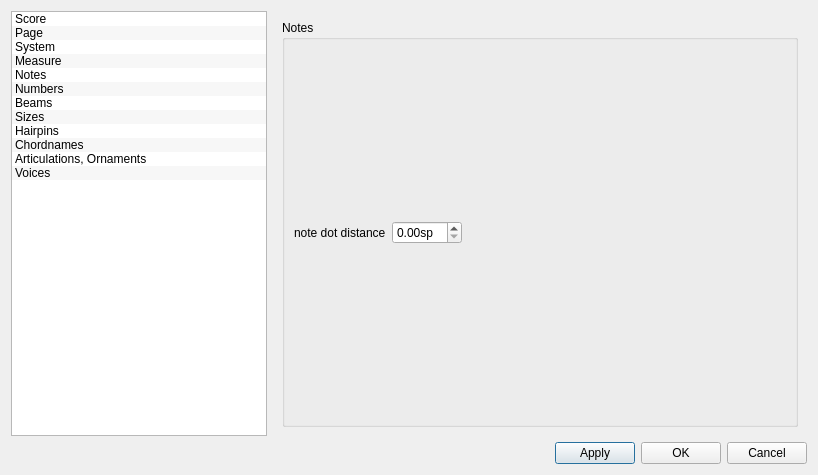
Before: the Qt Designer form mscore/mscore/editstyle.ui in musescore/musescore-old, drawn with Qt 5.
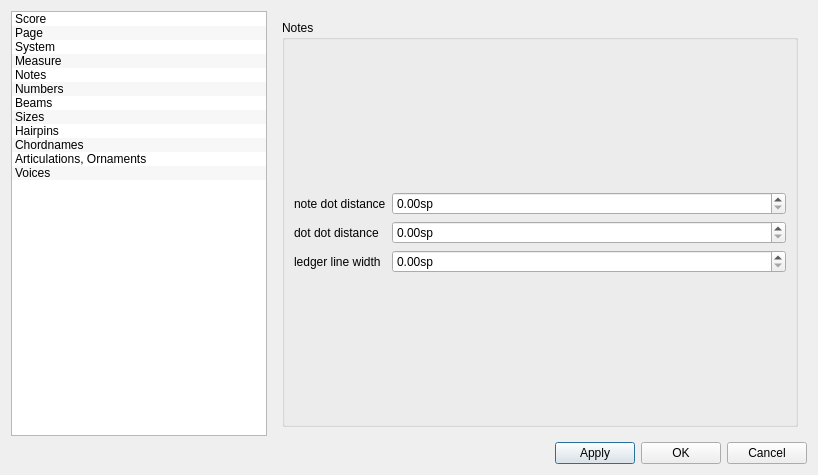
After: the same form once the commit is applied. The open tabs and pages were chosen to show the change.

What changed in the file:
```diff
--- a/mscore/mscore/editstyle.ui
+++ b/mscore/mscore/editstyle.ui
@@ -928,7 +928,7 @@
            </spacer>
           </item>
           <item>
-           <layout class="QGridLayout" name="gridLayout_5" >
+           <layout class="QFormLayout" name="formLayout_4" >
             <item row="0" column="0" >
              <widget class="QLabel" name="label_22" >
               <property name="text" >
@@ -949,18 +949,45 @@
               </property>
              </widget>
             </item>
-            <item row="0" column="2" >
-             <spacer name="horizontalSpacer_2" >
-              <property name="orientation" >
-               <enum>Qt::Horizontal</enum>
+            <item row="1" column="0" >
+             <widget class="QLabel" name="label_23" >
+              <property name="text" >
+               <string>dot dot distance</string>
               </property>
-              <property name="sizeHint" stdset="0" >
-               <size>
-                <width>40</width>
-                <height>20</height>
-               </size>
+             </widget>
+            </item>
+            <item row="1" column="1" >
+             <widget class="QDoubleSpinBox" name="dotDotDistance" >
+              <property name="sizePolicy" >
+               <sizepolicy vsizetype="Fixed" hsizetype="Preferred" >
+                <horstretch>0</horstretch>
+                <verstretch>0</verstretch>
+               </sizepolicy>
               </property>
-             </spacer>
+              <property name="suffix" >
+               <string>sp</string>
+              </property>
+             </widget>
+            </item>
+            <item row="2" column="0" >
+             <widget class="QLabel" name="label_24" >
+              <property name="text" >
+               <string>ledger line width</string>
+              </property>
+             </widget>
+            </item>
+            <item row="2" column="1" >
+             <widget class="QDoubleSpinBox" name="ledgerLineWidth" >
+              <property name="sizePolicy" >
+               <sizepolicy vsizetype="Fixed" hsizetype="Preferred" >
+                <horstretch>0</horstretch>
+                <verstretch>0</verstretch>
+               </sizepolicy>
+              </property>
+              <property name="suffix" >
+               <string>sp</string>
+              </property>
+             </widget>
             </item>
            </layout>
           </item>
```
Left out of the diff: 2 changed lines with no effect on the pictures.
